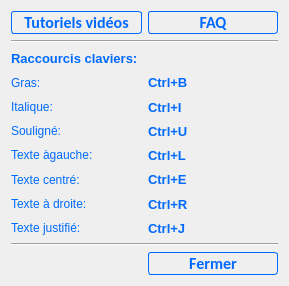
This is PhotosConsigne/ui/Help.ui in FlorianLance/PhotosConsigne as Qt 5 draws it before an edit. The edited form follows.
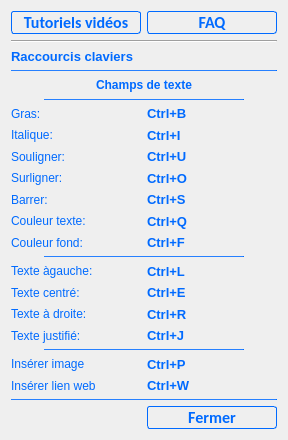
This is the edited form.

The edit to the form file:
```diff
--- a/PhotosConsigne/ui/Help.ui
+++ b/PhotosConsigne/ui/Help.ui
@@ -6,116 +6,14 @@
    <rect>
     <x>0</x>
     <y>0</y>
-    <width>289</width>
-    <height>286</height>
+    <width>284</width>
+    <height>440</height>
    </rect>
   </property>
   <property name="windowTitle">
    <string>Aide</string>
   </property>
   <layout class="QGridLayout" name="gridLayout">
-   <item row="6" column="0">
-    <widget class="QLabel" name="label_5">
-     <property name="styleSheet">
-      <string notr="true">color : rgb(0,106,255);</string>
-     </property>
-     <property name="text">
-      <string>Texte àgauche:</string>
-     </property>
-    </widget>
-   </item>
-   <item row="5" column="0">
-    <widget class="QLabel" name="label_4">
-     <property name="styleSheet">
-      <string notr="true">color : rgb(0,106,255);</string>
-     </property>
-     <property name="text">
-      <string>Souligné:</string>
-     </property>
-    </widget>
-   </item>
-   <item row="0" column="0">
-    <widget class="QPushButton" name="pbVideosTutorials">
-     <property name="minimumSize">
-      <size>
-       <width>130</width>
-       <height>0</height>
-      </size>
-     </property>
-     <property name="maximumSize">
-      <size>
-       <width>16777215</width>
-       <height>16777215</height>
-      </size>
-     </property>
-     <property name="styleSheet">
-      <string notr="true">
-
-QPushButton {
-    font: bold 12pt Calibri;  
-    border: 1px solid gray;
-    border-radius: 3px;
-     background-color: qlineargradient(x1: 0, y1: 0, x2: 0, y2: 1,
-                                       stop: 0 #f6f7fa, stop: 1 #dadbde);
- }
- 
-QPushButton::enabled {
-	color : rgb(0,106,255);
-    border: 1px solid rgb(0,106,255);
- }
-
-QPushButton:hover:!pressed{
-
-     background-color: qlineargradient(x1: 0, y1: 0, x2: 0, y2: 1,
-                                       stop: 0 #dadbde, stop: 1 #f6f7fa);
-}
-
- QPushButton:pressed{
-    background-color:  rgb(220,220,220);
-
-}</string>
-     </property>
-     <property name="text">
-      <string>Tutoriels vidéos</string>
-     </property>
-    </widget>
-   </item>
-   <item row="1" column="0" colspan="2">
-    <widget class="Line" name="line">
-     <property name="orientation">
-      <enum>Qt::Horizontal</enum>
-     </property>
-    </widget>
-   </item>
-   <item row="2" column="0">
-    <widget class="QLabel" name="label">
-     <property name="styleSheet">
-      <string notr="true">QWidget {
-  
-	color : rgb(0,106,255);
-	font-style: normal;
-	font-size: 10pt;
-	font-weight: bold;
-
-
- }
-</string>
-     </property>
-     <property name="text">
-      <string>Raccourcis claviers:</string>
-     </property>
-    </widget>
-   </item>
-   <item row="3" column="0">
-    <widget class="QLabel" name="label_2">
-     <property name="styleSheet">
-      <string notr="true">color : rgb(0,106,255);</string>
-     </property>
-     <property name="text">
-      <string>Gras:</string>
-     </property>
-    </widget>
-   </item>
    <item row="0" column="1">
     <widget class="QPushButton" name="pbFAQ">
      <property name="minimumSize">
@@ -162,7 +60,7 @@
      </property>
     </widget>
    </item>
-   <item row="11" column="1">
+   <item row="22" column="1">
     <widget class="QPushButton" name="pbReturn">
      <property name="styleSheet">
       <string notr="true">
@@ -196,17 +94,26 @@
      </property>
     </widget>
    </item>
-   <item row="9" column="0">
-    <widget class="QLabel" name="label_14">
+   <item row="14" column="1">
+    <widget class="QLabel" name="label_11">
      <property name="styleSheet">
-      <string notr="true">color : rgb(0,106,255);</string>
+      <string notr="true">QWidget {
+  
+	color : rgb(0,106,255);
+	font-style: normal;
+	font-size: 10pt;
+	font-weight: bold;
+
+
+ }
+</string>
      </property>
      <property name="text">
-      <string>Texte justifié:</string>
+      <string>Ctrl+L</string>
      </property>
     </widget>
    </item>
-   <item row="4" column="0">
+   <item row="7" column="0">
     <widget class="QLabel" name="label_3">
      <property name="styleSheet">
       <string notr="true">color : rgb(0,106,255);</string>
@@ -216,64 +123,17 @@
      </property>
     </widget>
    </item>
+   <item row="16" column="0">
+    <widget class="QLabel" name="label_7">
+     <property name="styleSheet">
+      <string notr="true">color : rgb(0,106,255);</string>
+     </property>
+     <property name="text">
+      <string>Texte à droite: </string>
+     </property>
+    </widget>
+   </item>
    <item row="6" column="1">
-    <widget class="QLabel" name="label_11">
-     <property name="styleSheet">
-      <string notr="true">QWidget {
-  
-	color : rgb(0,106,255);
-	font-style: normal;
-	font-size: 10pt;
-	font-weight: bold;
-
-
- }
-</string>
-     </property>
-     <property name="text">
-      <string>Ctrl+L</string>
-     </property>
-    </widget>
-   </item>
-   <item row="7" column="1">
-    <widget class="QLabel" name="label_12">
-     <property name="styleSheet">
-      <string notr="true">QWidget {
-  
-	color : rgb(0,106,255);
-	font-style: normal;
-	font-size: 10pt;
-	font-weight: bold;
-
-
- }
-</string>
-     </property>
-     <property name="text">
-      <string>Ctrl+E</string>
-     </property>
-    </widget>
-   </item>
-   <item row="8" column="1">
-    <widget class="QLabel" name="label_13">
-     <property name="styleSheet">
-      <string notr="true">QWidget {
-  
-	color : rgb(0,106,255);
-	font-style: normal;
-	font-size: 10pt;
-	font-weight: bold;
-
-
- }
-</string>
-     </property>
-     <property name="text">
-      <string>Ctrl+R</string>
-     </property>
-    </widget>
-   </item>
-   <item row="3" column="1">
     <widget class="QLabel" name="label_8">
      <property name="styleSheet">
       <string notr="true">QWidget {
@@ -292,18 +152,143 @@
      </property>
     </widget>
    </item>
+   <item row="18" column="0" colspan="2" alignment="Qt::AlignHCenter">
+    <widget class="Line" name="line_4">
+     <property name="minimumSize">
+      <size>
+       <width>200</width>
+       <height>0</height>
+      </size>
+     </property>
+     <property name="maximumSize">
+      <size>
+       <width>200</width>
+       <height>1</height>
+      </size>
+     </property>
+     <property name="styleSheet">
+      <string notr="true">	background-color: rgb(0,106,255);</string>
+     </property>
+     <property name="orientation">
+      <enum>Qt::Horizontal</enum>
+     </property>
+    </widget>
+   </item>
+   <item row="17" column="0">
+    <widget class="QLabel" name="label_14">
+     <property name="styleSheet">
+      <string notr="true">color : rgb(0,106,255);</string>
+     </property>
+     <property name="text">
+      <string>Texte justifié:</string>
+     </property>
+    </widget>
+   </item>
+   <item row="20" column="1">
+    <widget class="QLabel" name="label_23">
+     <property name="styleSheet">
+      <string notr="true">QWidget {
+  
+	color : rgb(0,106,255);
+	font-style: normal;
+	font-size: 10pt;
+	font-weight: bold;
+
+
+ }
+</string>
+     </property>
+     <property name="text">
+      <string>Ctrl+W</string>
+     </property>
+    </widget>
+   </item>
+   <item row="11" column="1">
+    <widget class="QLabel" name="label_25">
+     <property name="styleSheet">
+      <string notr="true">QWidget {
+  
+	color : rgb(0,106,255);
+	font-style: normal;
+	font-size: 10pt;
+	font-weight: bold;
+
+
+ }
+</string>
+     </property>
+     <property name="text">
+      <string>Ctrl+Q</string>
+     </property>
+    </widget>
+   </item>
+   <item row="11" column="0">
+    <widget class="QLabel" name="label_24">
+     <property name="styleSheet">
+      <string notr="true">color : rgb(0,106,255);</string>
+     </property>
+     <property name="text">
+      <string>Couleur texte:</string>
+     </property>
+    </widget>
+   </item>
+   <item row="3" column="0" colspan="2">
+    <widget class="Line" name="line_5">
+     <property name="maximumSize">
+      <size>
+       <width>16777215</width>
+       <height>1</height>
+      </size>
+     </property>
+     <property name="styleSheet">
+      <string notr="true">	background-color: rgb(0,106,255);</string>
+     </property>
+     <property name="orientation">
+      <enum>Qt::Horizontal</enum>
+     </property>
+    </widget>
+   </item>
+   <item row="12" column="1">
+    <widget class="QLabel" name="label_27">
+     <property name="styleSheet">
+      <string notr="true">QWidget {
+  
+	color : rgb(0,106,255);
+	font-style: normal;
+	font-size: 10pt;
+	font-weight: bold;
+
+
+ }
+</string>
+     </property>
+     <property name="text">
+      <string>Ctrl+F</string>
+     </property>
+    </widget>
+   </item>
+   <item row="12" column="0">
+    <widget class="QLabel" name="label_26">
+     <property name="styleSheet">
+      <string notr="true">color : rgb(0,106,255);</string>
+     </property>
+     <property name="text">
+      <string>Couleur fond:</string>
+     </property>
+    </widget>
+   </item>
    <item row="8" column="0">
-    <widget class="QLabel" name="label_7">
+    <widget class="QLabel" name="label_4">
      <property name="styleSheet">
       <string notr="true">color : rgb(0,106,255);</string>
      </property>
      <property name="text">
-      <string>Texte à droite: </string>
+      <string>Souligner:</string>
      </property>
     </widget>
    </item>
-   <item row="4" column="1">
-    <widget class="QLabel" name="label_9">
+   <item row="19" column="1">
+    <widget class="QLabel" name="label_21">
      <property name="styleSheet">
       <string notr="true">QWidget {
   
@@ -317,11 +302,135 @@
 </string>
      </property>
      <property name="text">
-      <string>Ctrl+I</string>
+      <string>Ctrl+P</string>
      </property>
     </widget>
    </item>
-   <item row="5" column="1">
+   <item row="0" column="0">
+    <widget class="QPushButton" name="pbVideosTutorials">
+     <property name="minimumSize">
+      <size>
+       <width>130</width>
+       <height>0</height>
+      </size>
+     </property>
+     <property name="maximumSize">
+      <size>
+       <width>16777215</width>
+       <height>16777215</height>
+      </size>
+     </property>
+     <property name="toolTip">
+      <string>Afficher la page des tutoriels vidéos du site officiel</string>
+     </property>
+     <property name="styleSheet">
+      <string notr="true">
+
+QPushButton {
+    font: bold 12pt Calibri;  
+    border: 1px solid gray;
+    border-radius: 3px;
+     background-color: qlineargradient(x1: 0, y1: 0, x2: 0, y2: 1,
+                                       stop: 0 #f6f7fa, stop: 1 #dadbde);
+ }
+ 
+QPushButton::enabled {
+	color : rgb(0,106,255);
+    border: 1px solid rgb(0,106,255);
+ }
+
+QPushButton:hover:!pressed{
+
+     background-color: qlineargradient(x1: 0, y1: 0, x2: 0, y2: 1,
+                                       stop: 0 #dadbde, stop: 1 #f6f7fa);
+}
+
+ QPushButton:pressed{
+    background-color:  rgb(220,220,220);
+
+}</string>
+     </property>
+     <property name="text">
+      <string>Tutoriels vidéos</string>
+     </property>
+    </widget>
+   </item>
+   <item row="14" column="0">
+    <widget class="QLabel" name="label_5">
+     <property name="styleSheet">
+      <string notr="true">color : rgb(0,106,255);</string>
+     </property>
+     <property name="text">
+      <string>Texte àgauche:</string>
+     </property>
+    </widget>
+   </item>
+   <item row="1" column="0" colspan="2">
+    <widget class="Line" name="line">
+     <property name="orientation">
+      <enum>Qt::Horizontal</enum>
+     </property>
+    </widget>
+   </item>
+   <item row="6" column="0">
+    <widget class="QLabel" name="label_2">
+     <property name="styleSheet">
+      <string notr="true">color : rgb(0,106,255);</string>
+     </property>
+     <property name="text">
+      <string>Gras:</string>
+     </property>
+    </widget>
+   </item>
+   <item row="2" column="0" colspan="2" alignment="Qt::AlignLeft">
+    <widget class="QLabel" name="label">
+     <property name="styleSheet">
+      <string notr="true">QWidget {
+  
+	color : rgb(0,106,255);
+	font-style: normal;
+	font-size: 10pt;
+	font-weight: bold;
+
+
+ }
+</string>
+     </property>
+     <property name="text">
+      <string>Raccourcis claviers</string>
+     </property>
+    </widget>
+   </item>
+   <item row="15" column="1">
+    <widget class="QLabel" name="label_12">
+     <property name="styleSheet">
+      <string notr="true">QWidget {
+  
+	color : rgb(0,106,255);
+	font-style: normal;
+	font-size: 10pt;
+	font-weight: bold;
+
+
+ }
+</string>
+     </property>
+     <property name="text">
+      <string>Ctrl+E</string>
+     </property>
+    </widget>
+   </item>
+   <item row="20" column="0">
+    <widget class="QLabel" name="label_22">
+     <property name="styleSheet">
+      <string notr="true">color : rgb(0,106,255);</string>
+     </property>
+     <property name="text">
+      <string>Insérer lien web</string>
+     </property>
+    </widget>
+   </item>
+   <item row="8" column="1">
     <widget class="QLabel" name="label_10">
      <property name="styleSheet">
       <string notr="true">QWidget {
@@ -340,7 +449,71 @@
      </property>
     </widget>
    </item>
-   <item row="7" column="0">
+   <item row="7" column="1">
+    <widget class="QLabel" name="label_9">
+     <property name="styleSheet">
+      <string notr="true">QWidget {
+  
+	color : rgb(0,106,255);
+	font-style: normal;
+	font-size: 10pt;
+	font-weight: bold;
+
+
+ }
+</string>
+     </property>
+     <property name="text">
+      <string>Ctrl+I</string>
+     </property>
+    </widget>
+   </item>
+   <item row="16" column="1">
+    <widget class="QLabel" name="label_13">
+     <property name="styleSheet">
+      <string notr="true">QWidget {
+  
+	color : rgb(0,106,255);
+	font-style: normal;
+	font-size: 10pt;
+	font-weight: bold;
+
+
+ }
+</string>
+     </property>
+     <property name="text">
+      <string>Ctrl+R</string>
+     </property>
+    </widget>
+   </item>
+   <item row="21" column="0" colspan="2">
+    <widget class="Line" name="line_2">
+     <property name="maximumSize">
+      <size>
+       <width>16777215</width>
+       <height>1</height>
+      </size>
+     </property>
+     <property name="styleSheet">
+      <string notr="true">	background-color: rgb(0,106,255);</string>
+     </property>
+     <property name="orientation">
+      <enum>Qt::Horizontal</enum>
+     </property>
+    </widget>
+   </item>
+   <item row="9" column="0">
+    <widget class="QLabel" name="label_16">
+     <property name="styleSheet">
+      <string notr="true">color : rgb(0,106,255);</string>
+     </property>
+     <property name="text">
+      <string>Surligner:</string>
+     </property>
+    </widget>
+   </item>
+   <item row="15" column="0">
     <widget class="QLabel" name="label_6">
      <property name="styleSheet">
       <string notr="true">color : rgb(0,106,255);</string>
@@ -350,7 +523,17 @@
      </property>
     </widget>
    </item>
-   <item row="9" column="1">
+   <item row="10" column="0">
+    <widget class="QLabel" name="label_19">
+     <property name="styleSheet">
+      <string notr="true">color : rgb(0,106,255);</string>
+     </property>
+     <property name="text">
+      <string>Barrer:</string>
+     </property>
+    </widget>
+   </item>
+   <item row="17" column="1">
     <widget class="QLabel" name="label_15">
      <property name="styleSheet">
       <string notr="true">QWidget {
@@ -369,13 +552,117 @@
      </property>
     </widget>
    </item>
-   <item row="10" column="0" colspan="2">
-    <widget class="Line" name="line_2">
+   <item row="9" column="1">
+    <widget class="QLabel" name="label_17">
+     <property name="styleSheet">
+      <string notr="true">QWidget {
+  
+	color : rgb(0,106,255);
+	font-style: normal;
+	font-size: 10pt;
+	font-weight: bold;
+
+
+ }
+</string>
+     </property>
+     <property name="text">
+      <string>Ctrl+O</string>
+     </property>
+    </widget>
+   </item>
+   <item row="19" column="0">
+    <widget class="QLabel" name="label_20">
+     <property name="styleSheet">
+      <string notr="true">color : rgb(0,106,255);</string>
+     </property>
+     <property name="text">
+      <string>Insérer image</string>
+     </property>
+    </widget>
+   </item>
+   <item row="13" column="0" colspan="2" alignment="Qt::AlignHCenter">
+    <widget class="Line" name="line_3">
+     <property name="minimumSize">
+      <size>
+       <width>200</width>
+       <height>0</height>
+      </size>
+     </property>
+     <property name="maximumSize">
+      <size>
+       <width>200</width>
+       <height>1</height>
+      </size>
+     </property>
+     <property name="styleSheet">
+      <string notr="true">	background-color: rgb(0,106,255);</string>
+     </property>
      <property name="orientation">
       <enum>Qt::Horizontal</enum>
      </property>
     </widget>
    </item>
+   <item row="10" column="1">
+    <widget class="QLabel" name="label_18">
+     <property name="styleSheet">
+      <string notr="true">QWidget {
+  
+	color : rgb(0,106,255);
+	font-style: normal;
+	font-size: 10pt;
+	font-weight: bold;
+
+
+ }
+</string>
+     </property>
+     <property name="text">
+      <string>Ctrl+S</string>
+     </property>
+    </widget>
+   </item>
+   <item row="5" column="0" colspan="2" alignment="Qt::AlignHCenter">
+    <widget class="Line" name="line_6">
+     <property name="minimumSize">
+      <size>
+       <width>200</width>
+       <height>0</height>
+      </size>
+     </property>
+     <property name="maximumSize">
+      <size>
+       <width>200</width>
+       <height>1</height>
+      </size>
+     </property>
+     <property name="styleSheet">
+      <string notr="true">	background-color: rgb(0,106,255);</string>
+     </property>
+     <property name="orientation">
+      <enum>Qt::Horizontal</enum>
+     </property>
+    </widget>
+   </item>
+   <item row="4" column="0" colspan="2" alignment="Qt::AlignHCenter">
+    <widget class="QLabel" name="label_28">
+     <property name="styleSheet">
+      <string notr="true">QWidget {
+  
+	color : rgb(0,106,255);
+	font-style: normal;
+	font-size: 9pt;
+	font-weight: bold;
+
+
+ }
+</string>
+     </property>
+     <property name="text">
+      <string>Champs de texte</string>
+     </property>
+    </widget>
+   </item>
   </layout>
  </widget>
  <resources/>
```
Left out of the diff: 6 changed lines with no effect on the pictures.
